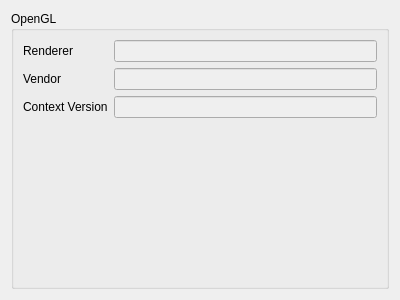
Old version of the form src/DGLGui/ui/dglgpuview.ui in the repository scygan/debugler.
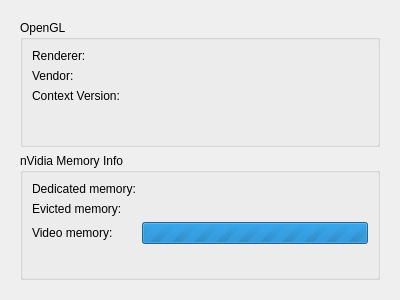
New version of the form.

Commit message: Added NVX_gpu_memory_info and few fixes

What changed in the file:
```diff
--- a/src/DGLGui/ui/dglgpuview.ui
+++ b/src/DGLGui/ui/dglgpuview.ui
@@ -15,51 +15,123 @@
   </property>
   <layout class="QVBoxLayout" name="verticalLayout">
    <item>
+    <widget class="QFrame" name="frame">
+     <layout class="QVBoxLayout" name="verticalLayout_2">
+      <item>
     <widget class="QGroupBox" name="groupBox">
      <property name="title">
       <string>OpenGL</string>
      </property>
      <layout class="QFormLayout" name="formLayout">
-      <item row="1" column="1">
-       <widget class="QLineEdit" name="lineEdit_Renderer">
-        <property name="enabled">
-         <bool>false</bool>
-        </property>
-       </widget>
-      </item>
-      <item row="2" column="1">
-       <widget class="QLineEdit" name="lineEdit_Vendor">
-        <property name="enabled">
-         <bool>false</bool>
-        </property>
-       </widget>
-      </item>
-      <item row="3" column="1">
-       <widget class="QLineEdit" name="lineEdit_Version">
-        <property name="enabled">
-         <bool>false</bool>
-        </property>
-       </widget>
-      </item>
+         <property name="fieldGrowthPolicy">
+          <enum>QFormLayout::AllNonFixedFieldsGrow</enum>
+         </property>
       <item row="1" column="0">
        <widget class="QLabel" name="label">
         <property name="text">
-         <string>Renderer</string>
+            <string>Renderer:</string>
+           </property>
+          </widget>
+         </item>
+         <item row="1" column="1">
+          <widget class="QLabel" name="label_Renderer">
+           <property name="text">
+            <string>&lt;unknown&gt;</string>
         </property>
        </widget>
       </item>
       <item row="2" column="0">
        <widget class="QLabel" name="label_2">
         <property name="text">
-         <string>Vendor</string>
+            <string>Vendor:</string>
+           </property>
+          </widget>
+         </item>
+         <item row="2" column="1">
+          <widget class="QLabel" name="label_Vendor">
+           <property name="text">
+            <string>&lt;unknown&gt;</string>
         </property>
        </widget>
       </item>
       <item row="3" column="0">
        <widget class="QLabel" name="label_3">
         <property name="text">
-         <string>Context Version</string>
-        </property>
+            <string>Context Version:</string>
+           </property>
+          </widget>
+         </item>
+         <item row="3" column="1">
+          <widget class="QLabel" name="label_Version">
+           <property name="text">
+            <string>&lt;unknown&gt;</string>
+           </property>
+          </widget>
+         </item>
+        </layout>
+       </widget>
+      </item>
+      <item>
+       <widget class="QGroupBox" name="groupBox_NVMem">
+        <property name="enabled">
+         <bool>true</bool>
+        </property>
+        <property name="title">
+         <string>nVidia Memory Info</string>
+        </property>
+        <property name="flat">
+         <bool>false</bool>
+        </property>
+        <layout class="QFormLayout" name="formLayout_2">
+         <item row="3" column="0">
+          <widget class="QLabel" name="label_5">
+           <property name="text">
+            <string>Video memory:</string>
+           </property>
+          </widget>
+         </item>
+         <item row="3" column="1">
+          <widget class="QProgressBar" name="progressBar_VidMem">
+           <property name="maximum">
+            <number>0</number>
+           </property>
+           <property name="value">
+            <number>-1</number>
+           </property>
+           <property name="format">
+            <string>%v MB / %m MB</string>
+           </property>
+          </widget>
+         </item>
+         <item row="1" column="0">
+          <widget class="QLabel" name="label_6">
+           <property name="text">
+            <string>Dedicated memory:</string>
+           </property>
+          </widget>
+         </item>
+         <item row="1" column="1">
+          <widget class="QLabel" name="label_Dedicated">
+           <property name="text">
+            <string>&lt;unknown&gt;</string>
+           </property>
+          </widget>
+         </item>
+         <item row="2" column="0">
+          <widget class="QLabel" name="label_4">
+           <property name="text">
+            <string>Evicted memory:</string>
+           </property>
+          </widget>
+         </item>
+         <item row="2" column="1">
+          <widget class="QLabel" name="label_Eviction">
+           <property name="text">
+            <string>&lt;unknown&gt;</string>
+           </property>
+          </widget>
+         </item>
+        </layout>
        </widget>
       </item>
      </layout>
```
Lines whose indentation alone changed are shown as unchanged. The commit also changes 5 other files.
